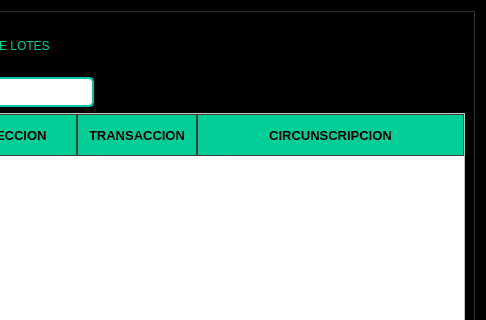
This is Front/Proyecto_Inmobiliaria.ui in MartinFernandezSantia/AplicacionPyThonPyQT6 as Qt 5 draws it before an edit; both pictures show x 631 to 1117 and y 0 to 320 of the 1117 by 742 pixel window. The edited form follows.
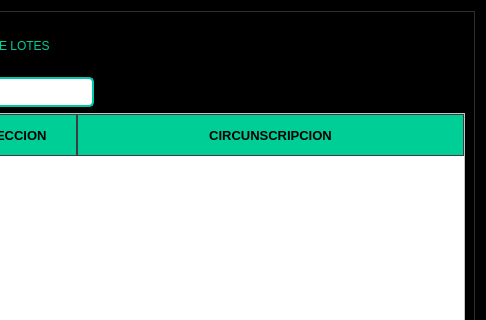
This is the edited form. The open tabs and pages were chosen to show the change. Icons and pictures are not drawn.

Commit message: Cambio en la Frame al Window Fram, Sacar loculmna de transacciones . Se agrego 2 Spinbox en Modificar lote por LineEdit

What changed in the file:
```diff
--- a/Front/Proyecto_Inmobiliaria.ui
+++ b/Front/Proyecto_Inmobiliaria.ui
@@ -1022,11 +1022,6 @@
                      <string>SECCION</string>
                     </property>
                    </column>
-                   <column>
-                    <property name="text">
-                     <string>TRANSACCION</string>
-                    </property>
-                   </column>
                    <column>
                     <property name="text">
                      <string>CIRCUNSCRIPCION</string>
```
The commit also changes 1 other file.
